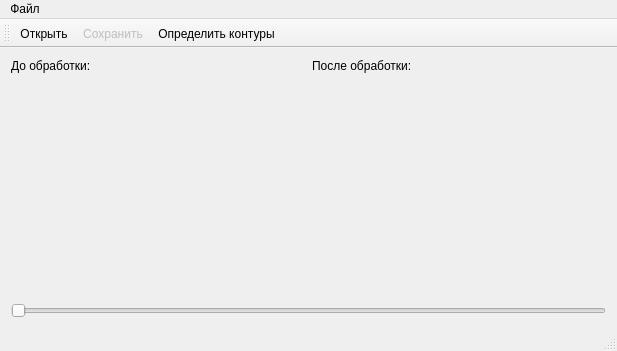
Qt form src/mainwindow.ui (dimV36/contours_searching) before a commit.
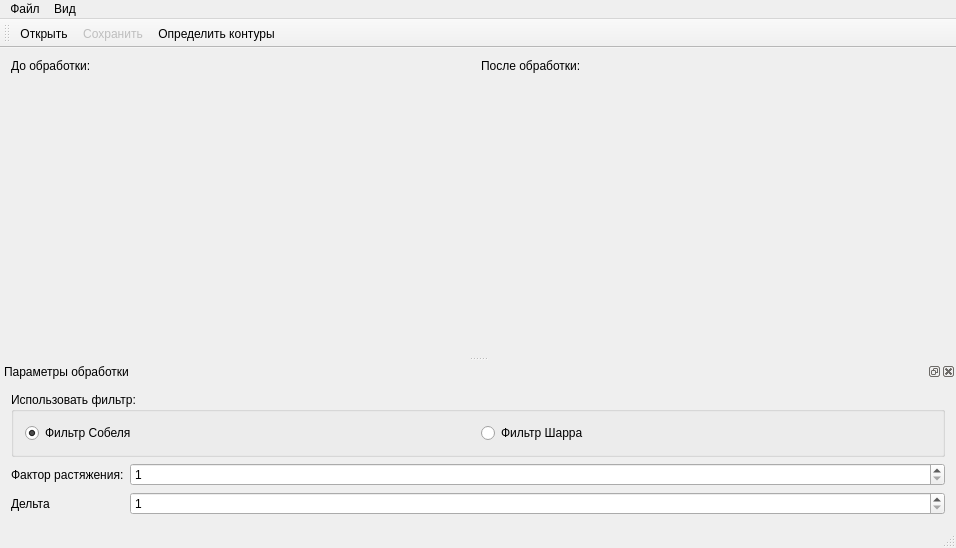
The same form after that commit. Icons and pictures are not drawn.

Commit message: Shar && Sobel

```diff
--- a/src/mainwindow.ui
+++ b/src/mainwindow.ui
@@ -6,8 +6,8 @@
    <rect>
     <x>0</x>
     <y>0</y>
-    <width>617</width>
-    <height>351</height>
+    <width>956</width>
+    <height>548</height>
    </rect>
   </property>
   <property name="windowTitle">
@@ -15,23 +15,6 @@
   </property>
   <widget class="QWidget" name="_central_widget">
    <layout class="QGridLayout" name="_grid_layout">
-    <item row="1" column="1">
-     <widget class="QLabel" name="_label_output">
-      <property name="text">
-       <string/>
-      </property>
-     </widget>
-    </item>
-    <item row="0" column="1">
-     <widget class="QLabel" name="_label_after">
-      <property name="text">
-       <string>После обработки:</string>
-      </property>
-      <property name="alignment">
-       <set>Qt::AlignLeading|Qt::AlignLeft|Qt::AlignTop</set>
-      </property>
-     </widget>
-    </item>
     <item row="0" column="0">
      <widget class="QLabel" name="_label_before">
       <property name="text">
@@ -42,17 +25,27 @@
       </property>
      </widget>
     </item>
-    <item row="1" column="0">
+    <item row="2" column="0">
      <widget class="QLabel" name="_label_input">
       <property name="text">
        <string/>
       </property>
      </widget>
     </item>
-    <item row="2" column="0" colspan="2">
-     <widget class="QSlider" name="_slider_threshold">
-      <property name="orientation">
-       <enum>Qt::Horizontal</enum>
+    <item row="2" column="1">
+     <widget class="QLabel" name="_label_output">
+      <property name="text">
+       <string/>
+      </property>
+     </widget>
+    </item>
+    <item row="0" column="1">
+     <widget class="QLabel" name="_label_after">
+      <property name="text">
+       <string>После обработки:</string>
+      </property>
+      <property name="alignment">
+       <set>Qt::AlignLeading|Qt::AlignLeft|Qt::AlignTop</set>
       </property>
      </widget>
     </item>
@@ -63,7 +56,7 @@
     <rect>
      <x>0</x>
      <y>0</y>
-     <width>617</width>
+     <width>956</width>
      <height>20</height>
     </rect>
    </property>
@@ -76,7 +69,14 @@
     <addaction name="_action_save_as"/>
     <addaction name="_action_exit"/>
    </widget>
+   <widget class="QMenu" name="_menu_view">
+    <property name="title">
+     <string>Вид</string>
+    </property>
+    <addaction name="_action_view_parametres"/>
+   </widget>
    <addaction name="_menu"/>
+   <addaction name="_menu_view"/>
   </widget>
   <widget class="QToolBar" name="_tool_bar">
    <property name="enabled">
@@ -93,6 +93,81 @@
    <addaction name="_action_search_countours"/>
   </widget>
   <widget class="QStatusBar" name="_status_bar"/>
+  <widget class="QDockWidget" name="_dock_widget">
+   <property name="windowTitle">
+    <string>Параметры обработки</string>
+   </property>
+   <attribute name="dockWidgetArea">
+    <number>8</number>
+   </attribute>
+   <widget class="QWidget" name="_dock_container">
+    <layout class="QFormLayout" name="_dock_layout">
+     <property name="fieldGrowthPolicy">
+      <enum>QFormLayout::AllNonFixedFieldsGrow</enum>
+     </property>
+     <item row="2" column="0">
+      <widget class="QLabel" name="_label_scale">
+       <property name="text">
+        <string>Фактор растяжения:</string>
+       </property>
+      </widget>
+     </item>
+     <item row="2" column="1">
+      <widget class="QSpinBox" name="_spin_box_scale">
+       <property name="minimum">
+        <number>1</number>
+       </property>
+       <property name="maximum">
+        <number>200</number>
+       </property>
+      </widget>
+     </item>
+     <item row="4" column="0">
+      <widget class="QLabel" name="_label_delta">
+       <property name="text">
+        <string>Дельта</string>
+       </property>
+      </widget>
+     </item>
+     <item row="4" column="1">
+      <widget class="QSpinBox" name="_spin_box_delta">
+       <property name="minimum">
+        <number>1</number>
+       </property>
+       <property name="maximum">
+        <number>200</number>
+       </property>
+      </widget>
+     </item>
+     <item row="1" column="0" colspan="2">
+      <widget class="QGroupBox" name="_box_filter">
+       <property name="title">
+        <string>Использовать фильтр:</string>
+       </property>
+       <layout class="QHBoxLayout" name="_group_layout">
+        <item>
+         <widget class="QRadioButton" name="_button_sobel">
+          <property name="text">
+           <string>Фильтр Собеля</string>
+          </property>
+          <property name="checked">
+           <bool>true</bool>
+          </property>
+         </widget>
+        </item>
+        <item>
+         <widget class="QRadioButton" name="_button_shur">
+          <property name="text">
+           <string>Фильтр Шарра</string>
+          </property>
+         </widget>
+        </item>
+       </layout>
+      </widget>
+     </item>
+    </layout>
+   </widget>
+  </widget>
   <action name="_action_open">
    <property name="icon">
     <iconset resource="res/res.qrc">
```
Left out of the diff: 8 changed lines with no effect on the pictures. The commit also changes 2 other files.
